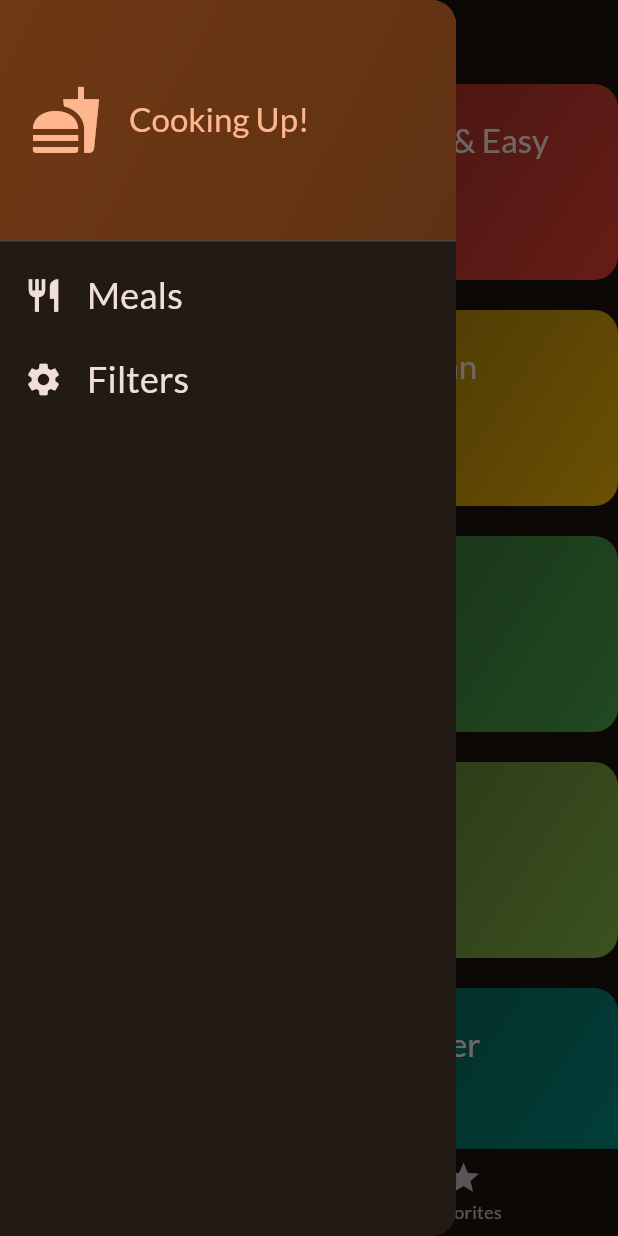
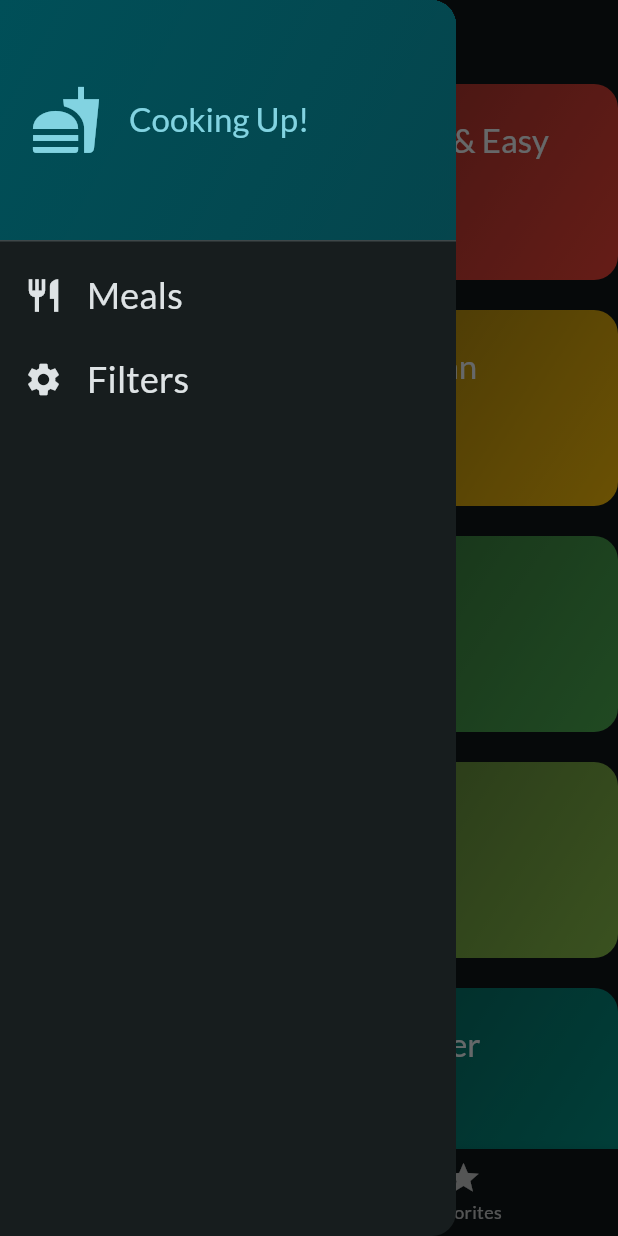
Before and after one commit to Frank5005/meals_app, a Flutter app: the screen it shows after launch, with the side drawer open, on a phone screen of 412 x 824 dp. Run offline on Flutter 3.47's test engine with Material 3 defaults, Android fonts, the phone set to English and light mode, and no system bars; our stand-ins replace flutter_riverpod, google_fonts, transparent_image.

```diff
--- a/lib/main.dart
+++ b/lib/main.dart
@@ -11,7 +11,8 @@ final theme = ThemeData(
   useMaterial3: true,
   colorScheme: ColorScheme.fromSeed(
     brightness: Brightness.dark,
-    seedColor: const Color.fromARGB(255, 131, 57, 0),
+    //seedColor: const Color.fromARGB(255, 131, 57, 0),
+    seedColor: const Color.fromARGB(255, 34, 186, 206),
   ),
   textTheme: GoogleFonts.latoTextTheme(),
 );
--- a/lib/providers/filters_provider.dart
+++ b/lib/providers/filters_provider.dart
@@ -1,4 +1,5 @@
 import 'package:flutter_riverpod/flutter_riverpod.dart';
+import 'package:meals_app/providers/meals_provider.dart';
 
 enum Filter {
   glutenFree,
@@ -32,3 +33,24 @@ final filtersProvider =
     StateNotifierProvider<FiltersNotifier, Map<Filter, bool>>((ref) {
   return FiltersNotifier();
 });
+
+final filteredMealsProvider = Provider((ref) {
+  final meals = ref.watch(mealsProvider);
+  final activeFilters = ref.watch(filtersProvider);
+
+  return meals.where((meal) {
+    if (activeFilters[Filter.glutenFree]! && !meal.isGlutenFree) {
+      return false;
+    }
+    if (activeFilters[Filter.lactoseFree]! && !meal.isLactoseFree) {
+      return false;
+    }
+    if (activeFilters[Filter.vegetarian]! && !meal.isVegetarian) {
+      return false;
+    }
+    if (activeFilters[Filter.vegan]! && !meal.isVegan) {
+      return false;
+    }
+    return true;
+  }).toList();
+});
--- a/lib/screens/meal_details.dart
+++ b/lib/screens/meal_details.dart
@@ -10,6 +10,10 @@ class MealDetailsScreen extends ConsumerWidget {
 
   @override
   Widget build(BuildContext context, WidgetRef ref) {
+    final favoriteMeals = ref.watch(favoriteMealsProvider);
+
+    final isFavorite = favoriteMeals.contains(meal);
+
     return Scaffold(
       appBar: AppBar(
         title: Text(meal.title),
@@ -28,7 +32,7 @@ class MealDetailsScreen extends ConsumerWidget {
                 ),
               );
             },
-            icon: const Icon(Icons.star),
+            icon: Icon(isFavorite ? Icons.star : Icons.star_border),
           ),
         ],
       ),
--- a/lib/screens/tabs.dart
+++ b/lib/screens/tabs.dart
@@ -4,7 +4,6 @@ import 'package:meals_app/screens/categories.dart';
 import 'package:meals_app/screens/filters.dart';
 import 'package:meals_app/screens/meals.dart';
 import 'package:meals_app/widgets/main_drawer.dart';
-import 'package:meals_app/providers/meals_provider.dart';
 import 'package:meals_app/providers/favorites_provider.dart';
 import 'package:meals_app/providers/filters_provider.dart';
 
@@ -37,23 +36,7 @@ class _TabsScreenState extends ConsumerState<TabsScreen> {
 
   @override
   Widget build(BuildContext context) {
-    final meals = ref.watch(mealsProvider);
-    final activeFilters = ref.watch(filtersProvider);
-    final availableMeals = meals.where((meal) {
-      if (activeFilters[Filter.glutenFree]! && !meal.isGlutenFree) {
-        return false;
-      }
-      if (activeFilters[Filter.lactoseFree]! && !meal.isLactoseFree) {
-        return false;
-      }
-      if (activeFilters[Filter.vegetarian]! && !meal.isVegetarian) {
-        return false;
-      }
-      if (activeFilters[Filter.vegan]! && !meal.isVegan) {
-        return false;
-      }
-      return true;
-    }).toList();
+    final availableMeals = ref.watch(filteredMealsProvider);
 
     Widget activePage = CategoriesScreen(
       availableMeals: availableMeals,
```
